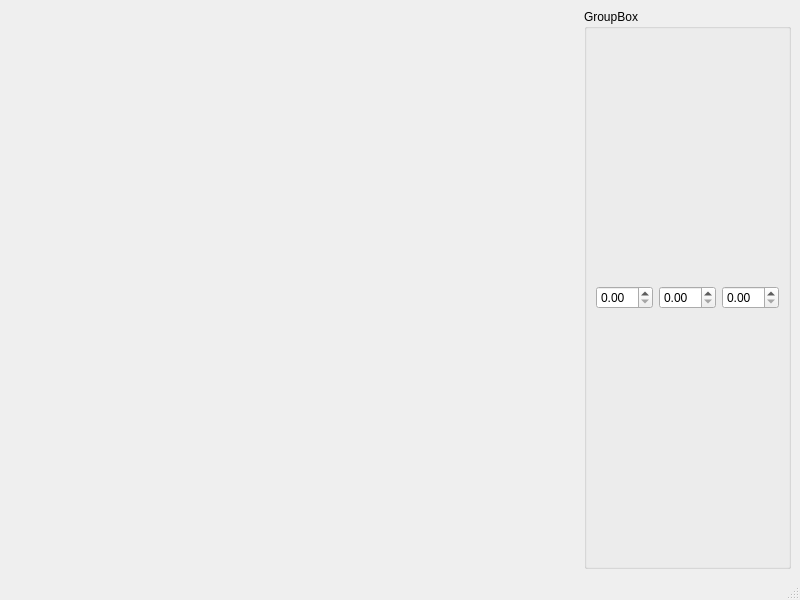
This is UI/MainWindow.ui in CarlaMoy/physicsLibrary as Qt 5 draws it before an edit. The edited form follows.
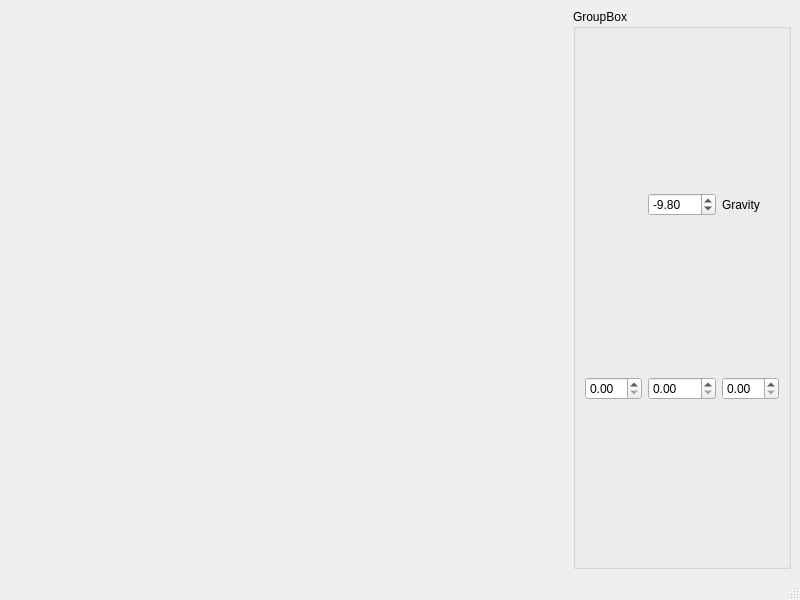
This is the edited form.

```diff
--- a/UI/MainWindow.ui
+++ b/UI/MainWindow.ui
@@ -15,24 +15,6 @@
   </property>
   <widget class="QWidget" name="centralwidget">
    <layout class="QGridLayout" name="m_mainWindowGridLayout">
-    <item row="0" column="1">
-     <widget class="QGroupBox" name="groupBox">
-      <property name="title">
-       <string>GroupBox</string>
-      </property>
-      <layout class="QGridLayout" name="gridLayout_2">
-       <item row="0" column="0">
-        <widget class="QDoubleSpinBox" name="m_xPos"/>
-       </item>
-       <item row="0" column="1">
-        <widget class="QDoubleSpinBox" name="m_yPos"/>
-       </item>
-       <item row="0" column="2">
-        <widget class="QDoubleSpinBox" name="m_zPos"/>
-       </item>
-      </layout>
-     </widget>
-    </item>
     <item row="0" column="0">
      <spacer name="horizontalSpacer">
       <property name="orientation">
@@ -46,6 +28,47 @@
       </property>
      </spacer>
     </item>
+    <item row="0" column="1">
+     <widget class="QGroupBox" name="groupBox">
+      <property name="title">
+       <string>GroupBox</string>
+      </property>
+      <layout class="QGridLayout" name="gridLayout_2">
+       <item row="2" column="1">
+        <widget class="QDoubleSpinBox" name="m_zPos"/>
+       </item>
+       <item row="2" column="0">
+        <widget class="QDoubleSpinBox" name="m_yPos"/>
+       </item>
+       <item row="0" column="2">
+        <widget class="QLabel" name="label">
+         <property name="text">
+          <string>Gravity</string>
+         </property>
+        </widget>
+       </item>
+       <item row="0" column="1">
+        <widget class="QDoubleSpinBox" name="m_xPos">
+         <property name="minimum">
+          <double>-100.000000000000000</double>
+         </property>
+         <property name="maximum">
+          <double>100.000000000000000</double>
+         </property>
+         <property name="singleStep">
+          <double>0.200000000000000</double>
+         </property>
+         <property name="value">
+          <double>-9.800000000000001</double>
+         </property>
+        </widget>
+       </item>
+       <item row="2" column="2">
+        <widget class="QDoubleSpinBox" name="doubleSpinBox"/>
+       </item>
+      </layout>
+     </widget>
+    </item>
    </layout>
   </widget>
   <widget class="QMenuBar" name="menubar">
```
